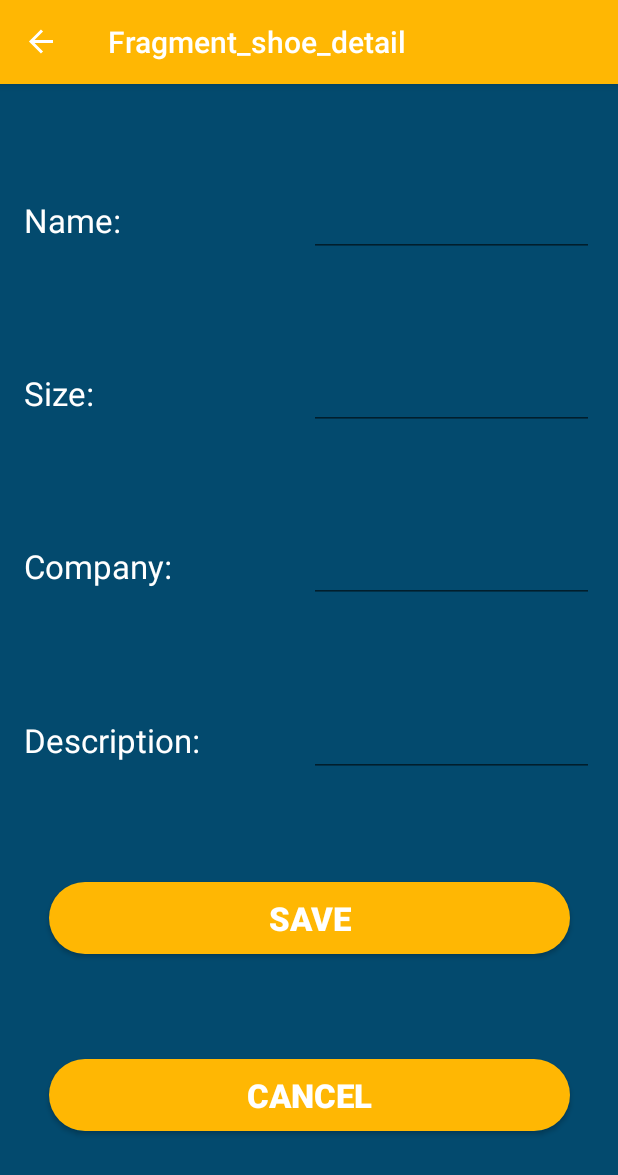
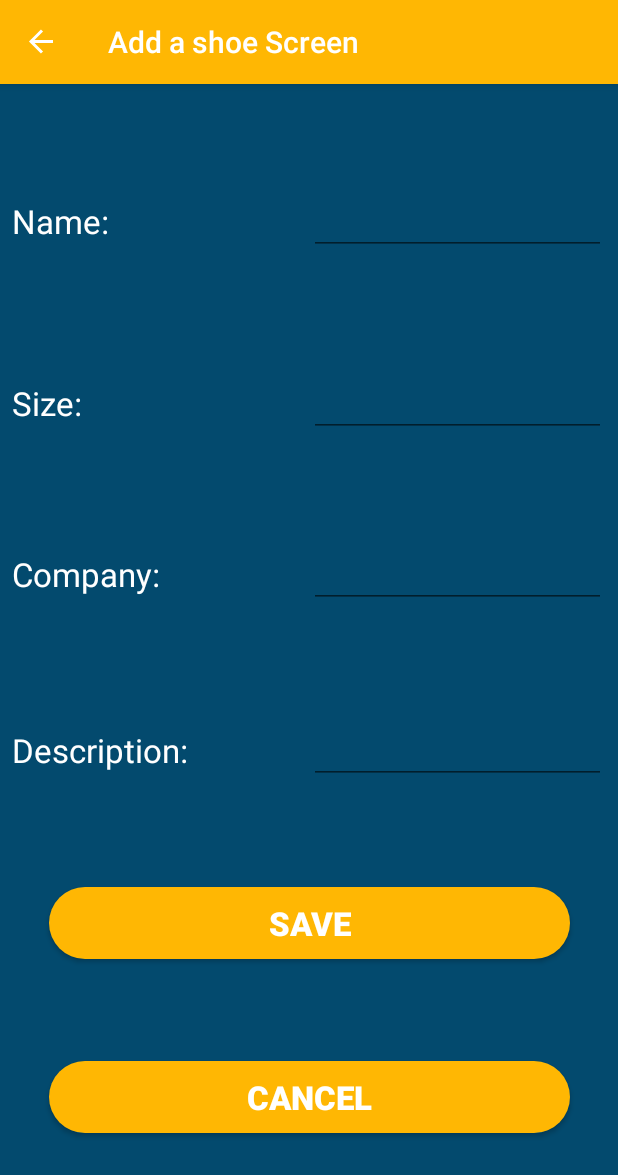
Before and after one commit to FAdiGabriele/firstUdacityProject, an Android app: the ShoeDetailFragment screen opened through its navigation route, on a phone screen of 412 x 824 dp. Shown: the top 1175 px of the screen. Run offline under Robolectric (Android 15) with nearby library versions, the phone set to English and light mode, and no system bars; our stand-ins replace data binding, navigation-ui.

```diff
--- a/app/build.gradle
+++ b/app/build.gradle
@@ -43,7 +43,7 @@ dependencies {
     implementation fileTree(dir: 'libs', include: ['*.jar'])
     implementation"org.jetbrains.kotlin:kotlin-stdlib-jdk7:$kotlin_version"
     implementation 'androidx.appcompat:appcompat:1.2.0'
-    implementation 'androidx.core:core-ktx:1.3.1'
+    implementation 'androidx.core:core-ktx:1.3.2'
     implementation 'com.google.android.material:material:1.0.0'
     implementation 'androidx.constraintlayout:constraintlayout:2.0.0-rc1'
     implementation 'androidx.lifecycle:lifecycle-extensions:2.2.0'
@@ -59,4 +59,8 @@ dependencies {
 
     // Lifecycles
     implementation 'androidx.lifecycle:lifecycle-extensions:2.2.0'
+
+
+    //As suggested, I add " by activityViewModels " then I need to add this dependency
+    implementation 'androidx.fragment:fragment-ktx:1.3.3'
 }
--- a/app/src/main/java/com/udacity/shoestore/MainActivity.kt
+++ b/app/src/main/java/com/udacity/shoestore/MainActivity.kt
@@ -1,7 +1,6 @@
 package com.udacity.shoestore
 
 import android.os.Bundle
-import android.view.Menu
 import androidx.appcompat.app.AppCompatActivity
 import androidx.databinding.DataBindingUtil
 import androidx.navigation.findNavController
@@ -34,4 +33,5 @@ class MainActivity : AppCompatActivity() {
         val navController = this.findNavController(R.id.myNavHostFragment)
         return NavigationUI.navigateUp(navController, appBarConfiguration)
     }
+
 }
--- a/app/src/main/java/com/udacity/shoestore/fragments/viewmodels/GeneralViewModel.kt
+++ b/app/src/main/java/com/udacity/shoestore/fragments/viewmodels/GeneralViewModel.kt
@@ -53,6 +53,4 @@ class GeneralViewModel : ViewModel() {
         return string.toDouble()
     }
 
-
-
 }
--- a/app/src/main/java/com/udacity/shoestore/fragments/viewmodels/LoginViewModel.kt
+++ b/app/src/main/java/com/udacity/shoestore/fragments/viewmodels/LoginViewModel.kt
@@ -22,10 +22,10 @@ class LoginViewModel : ViewModel() {
      * @return Boolean
      */
     fun checkLogin(email: String, password: String): Boolean {
-        if (email != "pip@pip.it") {
+        if (email != "fabioa.digabriele@gmail.com") {
             return false
         }
-        if (password != "pip") {
+        if (password != "ILoveAndroid") {
             return false
         }
         return true
--- a/app/src/main/res/layout/fragment_shoe_detail.xml
+++ b/app/src/main/res/layout/fragment_shoe_detail.xml
@@ -17,6 +17,10 @@
     <!-- I choose to manage this layout with a ConstraintLayout for manage the view with the chains.
         My goal is to make this layout screen responsive even for device with a screen of 4".
         if I didn't need this functionality, I would use LinearLayout -->
+
+
+    <!-- As suggested, I deleted all nested LinearLayout with layout_weight=1 needed to keep
+         in order Textviews and Edittexts and replaced with horizontal chains -->
     <androidx.constraintlayout.widget.ConstraintLayout
         android:layout_width="match_parent"
         android:layout_height="match_parent"
@@ -24,104 +28,150 @@
         android:orientation="vertical"
         tools:context=".ShoeDetailFragment">
 
-        <LinearLayout
-            android:id="@+id/linearLayout"
-            android:layout_width="match_parent"
-            android:layout_height="wrap_content"
-            android:layout_marginStart="16dp"
-            android:layout_marginEnd="16dp"
-            android:orientation="horizontal"
-            app:layout_constraintBottom_toTopOf="@+id/linearLayout3"
-            app:layout_constraintEnd_toEndOf="parent"
-            app:layout_constraintHorizontal_bias="0.5"
-            app:layout_constraintStart_toStartOf="parent"
-            app:layout_constraintTop_toTopOf="parent">
 
         <TextView
-                android:layout_width="match_parent"
+            android:id="@+id/textView4"
+            android:layout_width="0dp"
             android:layout_height="wrap_content"
+            android:layout_marginStart="8dp"
             android:layout_weight="1"
             android:text="@string/name"
             android:textColor="#FFFFFF"
-                android:textSize="22sp" />
+            android:textSize="22sp"
+            app:layout_constraintBottom_toBottomOf="@+id/name_edit"
+            app:layout_constraintEnd_toStartOf="@+id/name_edit"
+            app:layout_constraintHorizontal_bias="0.5"
+            app:layout_constraintStart_toStartOf="parent"
+            app:layout_constraintTop_toTopOf="@+id/name_edit" />
+
 
         <EditText
             android:id="@+id/name_edit"
-                android:layout_width="match_parent"
+            android:layout_width="0dp"
             android:layout_height="wrap_content"
+            android:layout_marginEnd="8dp"
+            android:layout_marginBottom="8dp"
             android:layout_weight="1"
             android:text="@={shoeToAdd.name}"
             android:textColor="#FFFFFF"
             android:textColorHint="#FFFFFF"
+            app:layout_constraintBottom_toTopOf="@+id/size_edit"
+            app:layout_constraintEnd_toEndOf="parent"
+            app:layout_constraintHorizontal_bias="0.5"
+            app:layout_constraintStart_toEndOf="@+id/textView4"
+            app:layout_constraintTop_toTopOf="parent"
             tools:text="name" />
 
-        </LinearLayout>
-
-        <LinearLayout
-            android:id="@+id/linearLayout4"
-            android:layout_width="match_parent"
+        <TextView
+            android:id="@+id/company_label"
+            android:layout_width="0dp"
             android:layout_height="wrap_content"
-            android:layout_marginStart="16dp"
-            android:layout_marginEnd="16dp"
-            android:orientation="horizontal"
-            app:layout_constraintBottom_toTopOf="@+id/linearLayout2"
-            app:layout_constraintEnd_toEndOf="parent"
-            app:layout_constraintHorizontal_bias="0.5"
-            app:layout_constraintStart_toStartOf="parent"
-            app:layout_constraintTop_toBottomOf="@+id/linearLayout3">
-
-            <TextView
-                android:layout_width="match_parent"
-                android:layout_height="wrap_content"
+            android:layout_marginStart="8dp"
             android:layout_weight="1"
             android:text="@string/company"
             android:textColor="#FFFFFF"
-                android:textSize="22sp" />
+            android:textSize="22sp"
+            app:layout_constraintBottom_toBottomOf="@+id/company_edit"
+            app:layout_constraintEnd_toStartOf="@+id/company_edit"
+            app:layout_constraintHorizontal_bias="0.5"
+            app:layout_constraintStart_toStartOf="parent"
+            app:layout_constraintTop_toTopOf="@+id/company_edit" />
+
 
         <EditText
             android:id="@+id/company_edit"
-                android:layout_width="match_parent"
+            android:layout_width="0dp"
             android:layout_height="wrap_content"
+            android:layout_marginEnd="8dp"
+            android:layout_marginBottom="4dp"
             android:layout_weight="1"
             android:text="@={shoeToAdd.company}"
             android:textColor="#FFFFFF"
             android:textColorHint="#FFFFFF"
+            app:layout_constraintBottom_toTopOf="@+id/description_edit"
+            app:layout_constraintEnd_toEndOf="parent"
+            app:layout_constraintHorizontal_bias="0.5"
+            app:layout_constraintStart_toEndOf="@+id/company_label"
+            app:layout_constraintTop_toBottomOf="@+id/size_edit"
             tools:text="company" />
 
-        </LinearLayout>
+        <TextView
+            android:id="@+id/size_label"
+            android:layout_width="0dp"
+            android:layout_height="wrap_content"
+            android:layout_marginStart="8dp"
+            android:layout_weight="1"
+            android:text="@string/size"
+            android:textColor="#FFFFFF"
+            android:textSize="22sp"
+            app:layout_constraintBottom_toBottomOf="@+id/size_edit"
+            app:layout_constraintEnd_toStartOf="@+id/size_edit"
+            app:layout_constraintHorizontal_bias="0.5"
+            app:layout_constraintStart_toStartOf="parent"
+            app:layout_constraintTop_toTopOf="@+id/size_edit" />
 
-        <LinearLayout
-            android:id="@+id/linearLayout2"
-            android:layout_width="match_parent"
+        <EditText
+            android:id="@+id/size_edit"
+            android:layout_width="0dp"
             android:layout_height="wrap_content"
-            android:layout_marginStart="16dp"
-            android:layout_marginEnd="16dp"
-            android:orientation="horizontal"
-            app:layout_constraintBottom_toTopOf="@+id/save_button"
+            android:layout_marginEnd="8dp"
+            android:layout_weight="1"
+            android:inputType="numberDecimal"
+            android:text="@={generalViewModel.transformerDoubleString(shoeToAdd.size)}"
+            android:textColor="#FFFFFF"
+            android:textColorHint="#FFFFFF"
+            app:layout_constraintBottom_toTopOf="@+id/company_edit"
             app:layout_constraintEnd_toEndOf="parent"
             app:layout_constraintHorizontal_bias="0.5"
-            app:layout_constraintStart_toStartOf="parent"
-            app:layout_constraintTop_toBottomOf="@+id/linearLayout4">
+            app:layout_constraintStart_toEndOf="@+id/size_label"
+            app:layout_constraintTop_toBottomOf="@+id/name_edit"
+            tools:text="size" />
 
         <TextView
-                android:layout_width="match_parent"
+            android:id="@+id/description_label"
+            android:layout_width="0dp"
             android:layout_height="wrap_content"
+            android:layout_marginStart="8dp"
             android:layout_weight="1"
             android:text="@string/description"
             android:textColor="#FFFFFF"
-                android:textSize="22sp" />
+            android:textSize="22sp"
+            app:layout_constraintBottom_toBottomOf="@+id/description_edit"
+            app:layout_constraintEnd_toStartOf="@+id/description_edit"
+            app:layout_constraintHorizontal_bias="0.5"
+            app:layout_constraintStart_toStartOf="parent"
+            app:layout_constraintTop_toTopOf="@+id/description_edit" />
 
         <EditText
             android:id="@+id/description_edit"
-                android:layout_width="match_parent"
+            android:layout_width="0dp"
             android:layout_height="wrap_content"
+            android:layout_marginEnd="8dp"
             android:layout_weight="1"
             android:text="@={shoeToAdd.description}"
             android:textColor="#FFFFFF"
             android:textColorHint="#FFFFFF"
+            app:layout_constraintBottom_toTopOf="@+id/save_button"
+            app:layout_constraintEnd_toEndOf="parent"
+            app:layout_constraintHorizontal_bias="0.5"
+            app:layout_constraintStart_toEndOf="@+id/description_label"
+            app:layout_constraintTop_toBottomOf="@+id/company_edit"
             tools:text="description" />
 
-        </LinearLayout>
+        <Button
+            android:id="@+id/save_button"
+            android:layout_width="347dp"
+            android:layout_height="wrap_content"
+            android:background="@drawable/buttons_background"
+            android:text="@string/save"
+            android:textColor="#FFFFFF"
+            android:textSize="22sp"
+            android:textStyle="bold"
+            app:layout_constraintBottom_toTopOf="@+id/cancel_button"
+            app:layout_constraintEnd_toEndOf="parent"
+            app:layout_constraintHorizontal_bias="0.5"
+            app:layout_constraintStart_toStartOf="parent"
+            app:layout_constraintTop_toBottomOf="@+id/description_edit" />
 
         <Button
             android:id="@+id/cancel_button"
@@ -139,55 +189,5 @@
             app:layout_constraintTop_toBottomOf="@+id/save_button" />
 
 
-        <Button
-            android:id="@+id/save_button"
-            android:layout_width="347dp"
-            android:layout_height="wrap_content"
-            android:background="@drawable/buttons_background"
-            android:text="@string/save"
-            android:textColor="#FFFFFF"
-            android:textSize="22sp"
-            android:textStyle="bold"
-            app:layout_constraintBottom_toTopOf="@+id/cancel_button"
-            app:layout_constraintEnd_toEndOf="parent"
-            app:layout_constraintHorizontal_bias="0.5"
-            app:layout_constraintStart_toStartOf="parent"
-            app:layout_constraintTop_toBottomOf="@+id/linearLayout2" />
-
-        <LinearLayout
-            android:id="@+id/linearLayout3"
-            android:layout_width="match_parent"
-            android:layout_height="wrap_content"
-            android:layout_marginStart="16dp"
-            android:layout_marginEnd="16dp"
-            android:orientation="horizontal"
-            app:layout_constraintBottom_toTopOf="@+id/linearLayout4"
-            app:layout_constraintEnd_toEndOf="parent"
-            app:layout_constraintHorizontal_bias="0.5"
-            app:layout_constraintStart_toStartOf="parent"
-            app:layout_constraintTop_toBottomOf="@+id/linearLayout">
-
-            <TextView
-                android:layout_width="match_parent"
-                android:layout_height="wrap_content"
-                android:layout_weight="1"
-                android:text="@string/size"
-                android:textColor="#FFFFFF"
-                android:textSize="22sp" />
-
-            <EditText
-                android:id="@+id/size_edit"
-                android:layout_width="match_parent"
-                android:layout_height="wrap_content"
-                android:layout_weight="1"
-                android:inputType="numberDecimal"
-                android:text="@={generalViewModel.transformerDoubleString(shoeToAdd.size)}"
-                android:textColor="#FFFFFF"
-                android:textColorHint="#FFFFFF"
-                tools:text="size" />
-
-        </LinearLayout>
-
-
     </androidx.constraintlayout.widget.ConstraintLayout>
 </layout>
--- a/app/src/main/res/navigation/navigator.xml
+++ b/app/src/main/res/navigation/navigator.xml
@@ -1,4 +1,6 @@
 <?xml version="1.0" encoding="utf-8"?>
+
+<!-- As suggested, I renamed all the fragment label with readable titles -->
 <navigation
     xmlns:android="http://schemas.android.com/apk/res/android"
     xmlns:app="http://schemas.android.com/apk/res-auto"
@@ -9,23 +11,25 @@
     <fragment
         android:id="@+id/loginFragment"
         android:name="com.udacity.shoestore.fragments.ui_controllers.LoginFragment"
-        android:label="Fragment_login"
+        android:label="Login Screen"
         tools:layout="@layout/fragment_login">
         <action
             android:id="@+id/action_loginFragment_to_welcomeFragment"
             app:destination="@id/welcomeFragment"
-            app:enterAnim="@anim/fragment_fade_enter"
-            app:exitAnim="@anim/nav_default_exit_anim" />
+            app:enterAnim="@android:anim/fade_in"
+            app:exitAnim="@anim/nav_default_exit_anim"
+            app:popUpTo="@id/loginFragment"
+            app:popUpToInclusive="true"/>
     </fragment>
     <fragment
         android:id="@+id/welcomeFragment"
         android:name="com.udacity.shoestore.fragments.ui_controllers.WelcomeFragment"
-        android:label="Fragment_welcome"
+        android:label="Welcome Screen"
         tools:layout="@layout/fragment_welcome">
         <action
             android:id="@+id/action_welcomeFragment_to_instructionFragment"
             app:destination="@id/instructionFragment"
-            app:enterAnim="@anim/fragment_open_enter"
+            app:enterAnim="@android:anim/fade_in"
             app:exitAnim="@anim/nav_default_exit_anim" />
         <argument
             android:name="email"
@@ -38,19 +42,20 @@
     <fragment
         android:id="@+id/instructionFragment"
         android:name="com.udacity.shoestore.fragments.ui_controllers.InstructionFragment"
-        android:label="Fragment_instruction"
+        android:label="Instruction Screen"
         tools:layout="@layout/fragment_instruction">
         <action
             android:id="@+id/action_instructionFragment_to_shoeListFragment"
             app:destination="@id/shoeListFragment"
             app:enterAnim="@anim/nav_default_enter_anim"
             app:exitAnim="@anim/nav_default_exit_anim"
-            app:popUpTo="@id/loginFragment" />
+            app:popUpTo="@id/loginFragment"
+            app:popUpToInclusive="true" />
     </fragment>
     <fragment
         android:id="@+id/shoeListFragment"
         android:name="com.udacity.shoestore.fragments.ui_controllers.ShoeListFragment"
-        android:label="Fragment_shoe_list"
+        android:label="List of shoes Screen"
         tools:layout="@layout/fragment_shoe_list">
         <action
             android:id="@+id/action_shoeListFragment_to_shoeDetailFragment"
@@ -58,11 +63,16 @@
             app:enterAnim="@android:anim/fade_in"
             app:exitAnim="@anim/nav_default_exit_anim"
             app:popUpTo="@id/shoeListFragment" />
+        <action
+            android:id="@+id/action_shoeListFragment_to_loginFragment"
+            app:destination="@id/loginFragment"
+            app:popUpTo="@id/navigator"
+            app:popUpToInclusive="true" />
     </fragment>
     <fragment
         android:id="@+id/shoeDetailFragment"
         android:name="com.udacity.shoestore.fragments.ui_controllers.ShoeDetailFragment"
-        android:label="Fragment_shoe_detail"
+        android:label="Add a shoe Screen"
         tools:layout="@layout/fragment_shoe_detail">
         <action
             android:id="@+id/action_shoeDetailFragment_to_shoeListFragment"
--- a/app/src/main/res/values/strings.xml
+++ b/app/src/main/res/values/strings.xml
@@ -31,6 +31,14 @@
     <string name="description">Description:</string>
     <string name="save">save</string>
 
+    <!--As suggested, I insert here the strings needed for input error for creating a shoe -->
+
+    <!-- string of input error shoe -->
+    <string name="name_error_input">Name must be not empty</string>
+    <string name="size_error_input">Size must be a positive value</string>
+    <string name="company_error_input">Company must be not empty</string>
+    <string name="description_error_input">Description must be not empty</string>
+
     <!-- menu items -->
     <string name="logout">Logout</string>
 
```
Also changed, not shown: app/src/main/java/com/udacity/shoestore/fragments/ui_controllers/ShoeDetailFragment.kt (+64 -10 lines), app/src/main/java/com/udacity/shoestore/fragments/ui_controllers/ShoeListFragment.kt (+50 -15 lines), app/src/main/res/layout/fragment_shoe_list.xml (+3 -6 lines), app/src/main/res/layout/single_shoe_element.xml (+3 -15 lines). Lines whose indentation alone changed are shown as unchanged.
